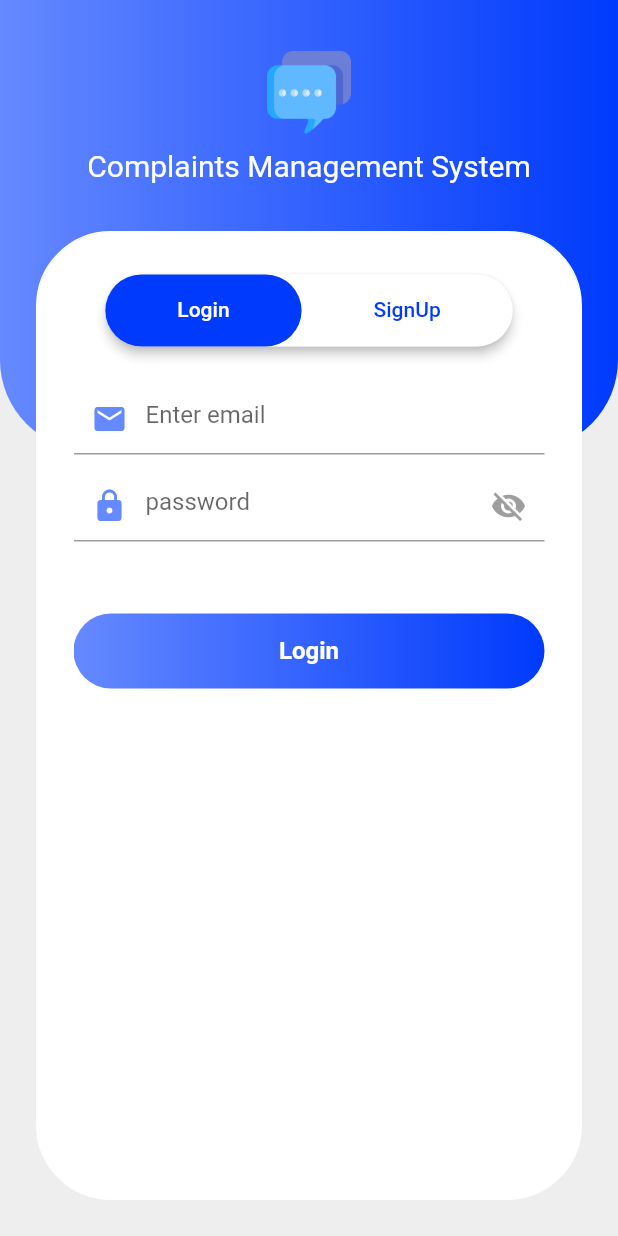
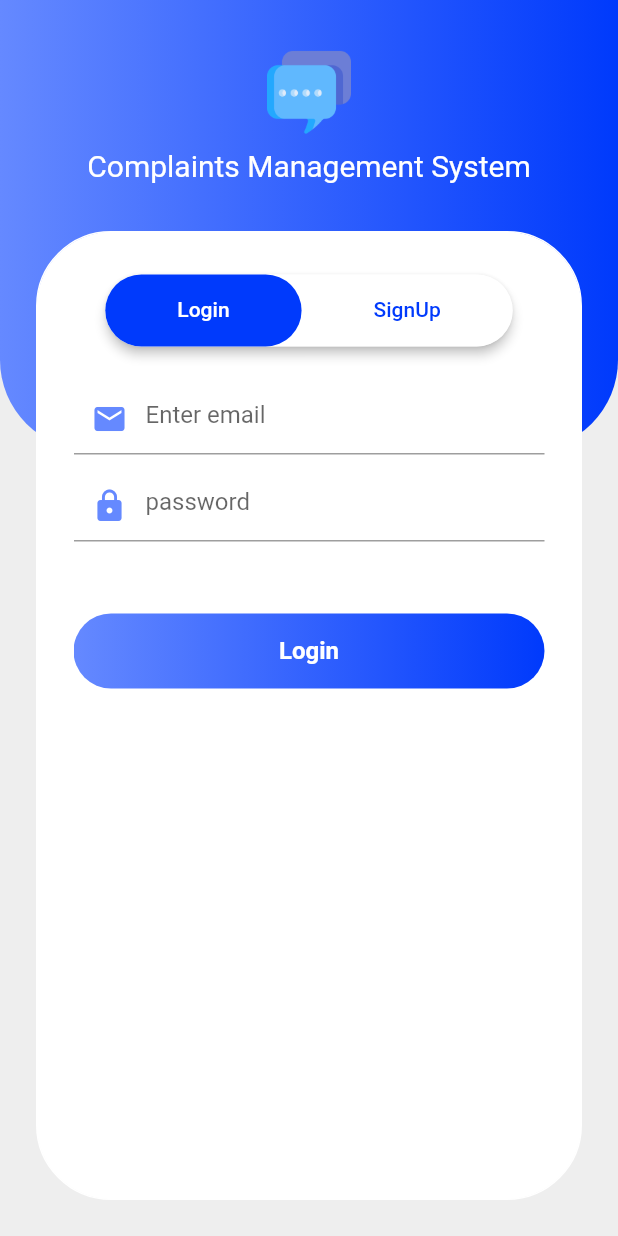
Before and after one commit to AbdAlQaderFarajallah/complaints_management, a Flutter app: the screen it shows after launch, on a phone screen of 412 x 824 dp. Run offline on Flutter 3.47's test engine with Material 2 defaults, Android fonts, the light colour scheme and no system bars; our stand-ins replace flutter_svg, font_awesome_flutter; project files that could hold a hidden picture were left out.

Commit message:
* input text field widget * fix login and signUp screen

```diff
--- a/lib/screens/login_and_signup.dart
+++ b/lib/screens/login_and_signup.dart
@@ -1,6 +1,6 @@
 import 'package:flutter/material.dart';
 import 'package:font_awesome_flutter/font_awesome_flutter.dart';
-
+import '../widgets/input_text_field.dart';
 import '../widgets/signUp_icon.dart';
 // import 'package:font_awesome_flutter/font_awesome_flutter.dart';
 
@@ -73,9 +73,7 @@ class _LoginAndSignupPageState extends State<LoginAndSignupPage>
                   "Complaints Management System",
                   style: TextStyle(color: Colors.white, fontSize: 20),
                 ),
-                const SizedBox(
-                  height: 8,
-                ),
+                const SizedBox(height: 8),
                 Expanded(
                   flex: 1,
                   child: Container(
@@ -141,45 +139,16 @@ class _LoginAndSignupPageState extends State<LoginAndSignupPage>
                               //
                               ListView(
                                 children: [
-                                  TextField(
-                                    controller: _emailTextController,
-                                    keyboardType: TextInputType.emailAddress,
-                                    decoration: const InputDecoration(
-                                      prefixIcon: Icon(Icons.email),
-                                      prefixIconColor: Color(0xFF6589FF),
-                                      border: UnderlineInputBorder(),
-                                      hintText: "Enter email",
-                                    ),
+                                  InputTextField(
+                                    icon: Icons.email,
+                                    hintText: 'Enter email',
+                                    textController: _emailTextController,
                                   ),
                                   const SizedBox(height: 10),
-                                  TextFormField(
-                                    controller: _passwordTextController,
-                                    keyboardType: TextInputType.visiblePassword,
-                                    obscureText: !isVisible,
-                                    decoration: InputDecoration(
-                                      prefixIcon: const Icon(Icons.lock),
-                                      prefixIconColor: const Color(0xFF6589FF),
-                                      border: const UnderlineInputBorder(),
-                                      hintText: "password",
-                                      suffixIcon: IconButton(
-                                        onPressed: () {
-                                          setState(() {
-                                            print(isVisible);
-                                            isVisible = !isVisible;
-                                            print(isVisible);
-                                          });
-                                        },
-                                        icon: isVisible
-                                            ? const Icon(
-                                                Icons.visibility,
-                                                color: Colors.grey,
-                                              )
-                                            : const Icon(
-                                                Icons.visibility_off,
-                                                color: Colors.grey,
-                                              ),
-                                      ),
-                                    ),
+                                  InputTextField(
+                                    icon: Icons.lock,
+                                    hintText: 'password',
+                                    textController: _passwordTextController,
                                   ),
                                   const SizedBox(height: 48),
                                   GestureDetector(
@@ -221,49 +190,28 @@ class _LoginAndSignupPageState extends State<LoginAndSignupPage>
                               //
                               Column(
                                 children: [
-                                  TextField(
-                                    controller: _nameTextController,
-                                    keyboardType: TextInputType.name,
-                                    decoration: const InputDecoration(
-                                      prefixIcon: Icon(Icons.email),
-                                      prefixIconColor: Color(0xFF6589FF),
-                                      border: UnderlineInputBorder(),
-                                      hintText: "Enter Email",
-                                    ),
+                                  InputTextField(
+                                    icon: Icons.email,
+                                    hintText: 'Enter Email',
+                                    textController: _emailTextController,
                                   ),
                                   const SizedBox(height: 10),
-                                  TextField(
-                                    controller: _emailTextController,
-                                    keyboardType: TextInputType.emailAddress,
-                                    decoration: const InputDecoration(
-                                      prefixIcon: Icon(Icons.person),
-                                      prefixIconColor: Color(0xFF6589FF),
-                                      border: UnderlineInputBorder(),
-                                      hintText: "Enter Name",
-                                    ),
+                                  InputTextField(
+                                    icon: Icons.person,
+                                    hintText: 'Enter Name',
+                                    textController: _nameTextController,
                                   ),
                                   const SizedBox(height: 10),
-                                  TextField(
-                                    controller: _emailTextController,
-                                    keyboardType: TextInputType.emailAddress,
-                                    decoration: const InputDecoration(
-                                      prefixIcon: Icon(Icons.lock),
-                                      prefixIconColor: Color(0xFF6589FF),
-                                      border: UnderlineInputBorder(),
-                                      hintText: "Password",
-                                    ),
+                                  InputTextField(
+                                    icon: Icons.lock,
+                                    hintText: 'Password',
+                                    textController: _passwordTextController,
                                   ),
                                   const SizedBox(height: 10),
-                                  TextFormField(
-                                    controller: _passwordTextController,
-                                    keyboardType: TextInputType.visiblePassword,
-                                    obscureText: !isVisible,
-                                    decoration: InputDecoration(
-                                      prefixIcon: const Icon(Icons.lock),
-                                      prefixIconColor: const Color(0xFF6589FF),
-                                      border: const UnderlineInputBorder(),
-                                      hintText: "Confirm password",
-                                    ),
+                                  InputTextField(
+                                    icon: Icons.lock,
+                                    hintText: 'Confirm password',
+                                    textController: _passwordTextController,
                                   ),
                                   const SizedBox(height: 30),
                                   GestureDetector(
@@ -298,33 +246,16 @@ class _LoginAndSignupPageState extends State<LoginAndSignupPage>
                                   ),
                                   const SizedBox(height: 24),
                                   Row(
-                                    children: const [
-                                      Expanded(
-                                        child: Divider(
-                                          indent: 10,
-                                          color: Colors.grey,
-                                          thickness: 1,
-                                          endIndent: 10,
-                                        ),
-                                      ),
-                                      Text(
-                                        "OR",
-                                        style: TextStyle(color: Colors.grey),
-                                      ),
-                                      Expanded(
-                                        child: Divider(
-                                          indent: 10,
-                                          color: Colors.grey,
-                                          thickness: 1,
-                                          endIndent: 10,
-                                        ),
-                                      ),
-                                    ],
-                                  ),
+                                      mainAxisAlignment:
+                                          MainAxisAlignment.center,
+                                      children: const [
+                                        Text("OR",
+                                            style:
+                                                TextStyle(color: Colors.grey)),
+                                      ]),
                                   const SizedBox(height: 24),
                                   Row(
-                                    mainAxisAlignment:
-                                        MainAxisAlignment.center,
+                                    mainAxisAlignment: MainAxisAlignment.center,
                                     children: [
                                       SignUpIcon(name: 'images/Group1.svg'),
                                       const SizedBox(width: 50),
@@ -396,5 +327,4 @@ class _LoginAndSignupPageState extends State<LoginAndSignupPage>
 //   );
 //   if (status) Navigator.pushReplacementNamed(context, HomePage.id);
 // }
-
 }
--- /dev/null
+++ b/lib/widgets/input_text_field.dart
@@ -0,0 +1,26 @@
+import 'package:flutter/material.dart';
+
+class InputTextField extends StatelessWidget {
+  InputTextField(
+      {super.key,
+      required this.icon,
+      required this.hintText,
+      required this.textController});
+
+  late TextEditingController textController;
+  IconData icon;
+  String hintText;
+
+  @override
+  Widget build(BuildContext context) {
+    return TextField(
+      controller: textController,
+      decoration: InputDecoration(
+        prefixIcon: Icon(icon),
+        prefixIconColor: const Color(0xFF6589FF),
+        border: const UnderlineInputBorder(),
+        hintText: hintText,
+      ),
+    );
+  }
+}
```
